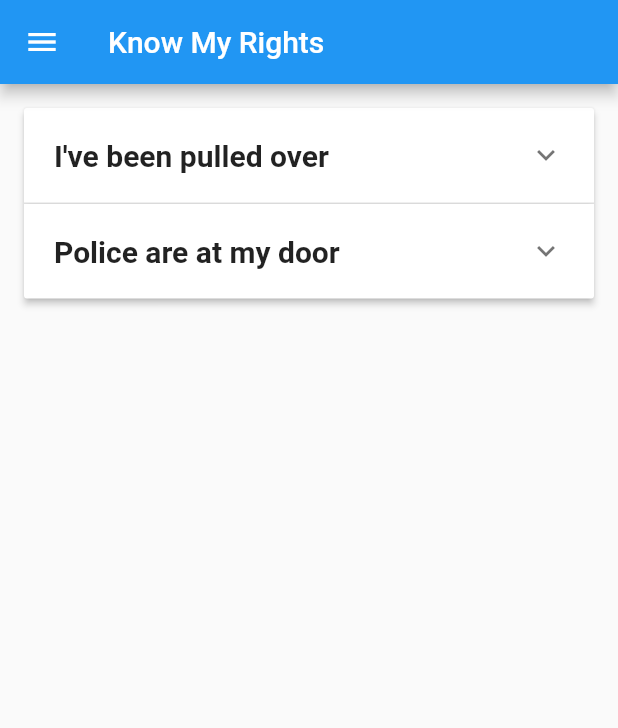
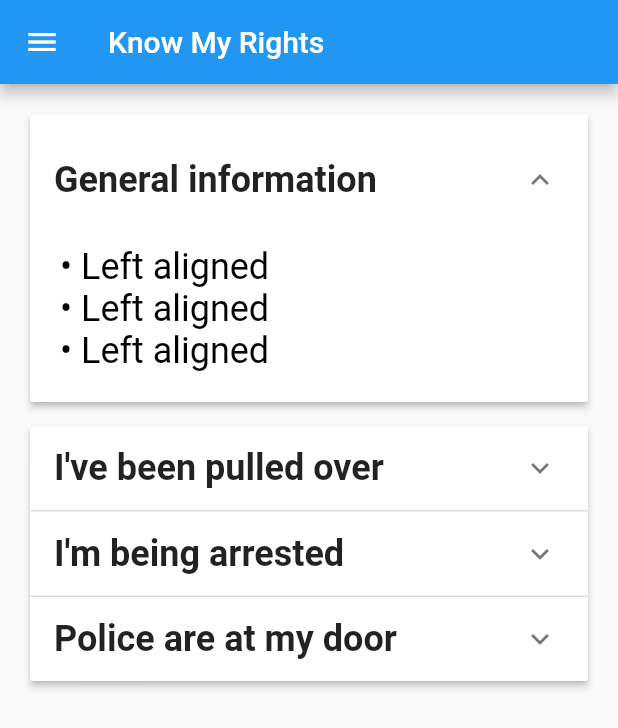
Before and after one commit to lfbettcher/BLM_hackathon, a Flutter app: the MyRights screen opened directly, on a phone screen of 412 x 824 dp. Shown: the top 728 px of the screen. Run offline on Flutter 3.47's test engine with Material 2 defaults, Android fonts, the phone set to English and light mode, and no system bars; our stand-ins replace cloud_firestore, firebase_auth, flutter_spinkit, geolocator, image_picker, percent_indicator; missing offline and left inert: firebase_ml_vision, twilio_flutter; accounts and stored records are empty.

Commit message:
reformat know_my_rights.dart

```diff
--- a/lib/screens/menuActions/know_my_rights/know_my_rights.dart
+++ b/lib/screens/menuActions/know_my_rights/know_my_rights.dart
@@ -1,3 +1,4 @@
+import 'package:flutter/cupertino.dart';
 ///File description: Know My Rights page.
 ///User can tap on a container to learn more about individual rights.
 import 'package:flutter/material.dart';
@@ -10,56 +11,99 @@ import 'package:blmhackathon/shared/navigationMenu.dart';
 import 'dart:convert'; // for json
 
 class MyRights extends StatefulWidget {
-  static final String rightsJson = '{"rights": [{"title": "I\'ve been pulled over", "body": "\u2022 do this thing"}, {"title": "Police are at my door", "body": "\u2022 do this thing \u2022 do this other thing"}]}';
-  static final List rightsList = jsonDecode(rightsJson)["rights"] as List;
-  final List<Rights> list = rightsList.map((rights) => Rights.fromJson(rights)).toList();
-
   @override
-  _MyRightsState createState() => _MyRightsState(list);
+  _MyRightsState createState() => _MyRightsState();
 }
 
 class _MyRightsState extends State<MyRights> {
-  List<Rights> _list;
 
-  _MyRightsState(this._list);
-
-  _onExpansion(int index, bool isExpanded) {
-    setState(() {
-      _list[index].isExpanded = !(_list[index].isExpanded);
-    });
-  }
+  List<Rights> rightsList = [
+    Rights(
+        true, // isExpanded
+        "General information", // header
+        Padding( // body text
+          padding: EdgeInsets.only(left: 20.0, top: 0.0, right: 20.0, bottom: 20.0),
+            child: DefaultTextStyle(
+                style: TextStyle(fontSize: 24, color: Colors.black),
+                child: Align(
+                    alignment: Alignment.centerLeft,
+                    child: Column(
+                        children: <Widget>[
+                          Text("\u2022 Left aligned"),
+                          Text("\u2022 Left aligned"),
+                          Text("\u2022 Left aligned")
+                        ]
+                    )
+                )
+              )
+        )
+    ),
+    Rights(
+        false, // isExpanded
+        "I've been pulled over", // header
+        Padding( // body text
+            padding: EdgeInsets.only(left: 20.0, top: 0.0, right: 20.0, bottom: 20.0),
+            child: DefaultTextStyle(
+                style: TextStyle(fontSize: 24, color: Colors.black),
+                child: Align(
+                    alignment: Alignment.centerLeft,
+                    child: Column(
+                        children: <Widget>[
+                          Text("\u2022 Left aligned"),
+                          Text("\u2022 Left aligned"),
+                          Text("\u2022 Left aligned")
+                        ]
+                    )
+                )
+            )
+        )
+    ),
+    Rights(
+        false, // isExpanded
+        "I'm being arrested", // header
+        Padding( // body text
+            padding: EdgeInsets.only(left: 20.0, top: 0.0, right: 20.0, bottom: 20.0),
+            child: DefaultTextStyle(
+                style: TextStyle(fontSize: 24, color: Colors.black),
+                child: Align(
+                    alignment: Alignment.centerLeft,
+                    child: Column(
+                        children: <Widget>[
+                          Text("\u2022 Left aligned"),
+                          Text("\u2022 Left aligned"),
+                          Text("\u2022 Left aligned")
+                        ]
+                    )
+                )
+            )
+        )
+    ),
+    Rights(
+        false, // isExpanded
+        "Police are at my door", // header
+        Padding( // body text
+            padding: EdgeInsets.only(left: 20.0, top: 0.0, right: 20.0, bottom: 20.0),
+            child: DefaultTextStyle(
+                style: TextStyle(fontSize: 24, color: Colors.black),
+                child: Align(
+                    alignment: Alignment.centerLeft,
+                    child: Column(
+                        children: <Widget>[
+                          Text("\u2022 Left aligned"),
+                          Text("\u2022 Left aligned"),
+                          Text("\u2022 Left aligned")
+                        ]
+                    )
+                )
+            )
+        )
+    ),
+  ];
 
   @override
   Widget build(BuildContext context) {
     final user = Provider.of<User>(context);
     final AuthService _auth = AuthService();
-
-    List<ExpansionPanel> myRights = [];
-    for (int i = 0, li = _list.length; i < li; i++) {
-      var expansionData = _list[i];
-      myRights.add(ExpansionPanel(
-        canTapOnHeader: true,
-          headerBuilder: (BuildContext context, bool isExpanded) {
-            return Padding(
-                padding: EdgeInsets.all(20.0),
-                child: Text(expansionData.title,
-                    style: TextStyle(fontSize: 20.0, fontWeight: FontWeight.bold
-                    )
-                )
-            );
-          },
-          body: Padding(
-              padding: EdgeInsets.all(20.0),
-              child: Text(expansionData.body,
-                  style: TextStyle(
-                      fontSize: 20.0,
-                  )
-              )
-          ),
-          isExpanded: expansionData.isExpanded
-      )
-      );
-    }
 
     return StreamBuilder<UserData>(
         stream: DatabaseService(uid: user.uid).userData,
@@ -77,14 +121,38 @@ class _MyRightsState extends State<MyRights> {
                 ),
 
                 ///body
-                body: SingleChildScrollView(
-                    child: Container(
-                      margin: const EdgeInsets.all(16.0),
-                      child: new ExpansionPanelList(
-                          children: myRights, expansionCallback: _onExpansion
+                body: ListView(
+                  children: [
+                    Padding(
+                      padding: EdgeInsets.all(20.0),
+                      child: ExpansionPanelList(
+                        expansionCallback: (int index, bool isExpanded) {
+                          setState(() {
+                            rightsList[index].isExpanded = !rightsList[index].isExpanded;
+                          });
+                        },
+                        children: rightsList.map((Rights item) {
+                          return ExpansionPanel(
+                              canTapOnHeader: true,
+                              headerBuilder: (BuildContext context, bool isExpanded) {
+                                return ListTile(
+                                    title: Text(
+                                      item.header,
+                                      style: TextStyle(
+                                        fontSize: 24.0,
+                                        fontWeight: FontWeight.bold,
+                                      ),
+                                    )
+                                );
+                              },
+                              isExpanded: item.isExpanded,
+                              body: item.body
+                          );
+                        }).toList(),
                       ),
-                    )
-                )
+                    ),
+                  ],
+                ),
             );
           } else {
             return Loading();
@@ -95,12 +163,12 @@ class _MyRightsState extends State<MyRights> {
 }
 
 class Rights {
-  String title, body;
   bool isExpanded;
+  String header;
+  Widget body;
 
-  Rights(this.title, this.body, {this.isExpanded = false});
+  Rights(this.isExpanded, this.header, this.body);
 
-  factory Rights.fromJson(dynamic json) {
-    return Rights(json["title"] as String, json["body"] as String);
-  }
+//  factory Rights.fromJson(dynamic json) {
+//    return Rights(json["title"] as String, json["body"] as String);
 }
```
